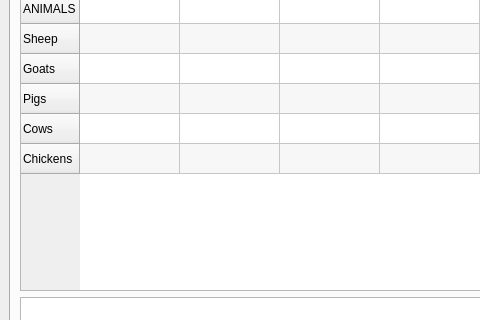
Old version of the form src/ui/lamainformbase.ui in the repository arkygeek/landuseanalyst; both pictures show x 0 to 480 and y 249 to 569 of the 962 by 685 pixel window.
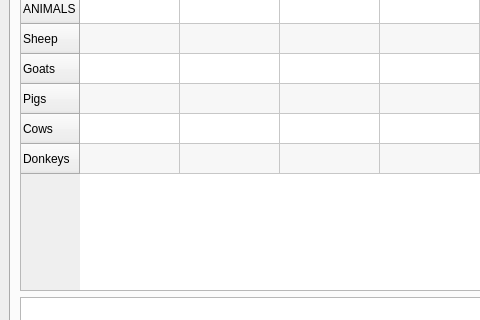
New version of the form. The open tabs and pages were chosen to show the change. Icons and pictures are not drawn.

Commit message: tiny irrelevant fixer upper

```diff
--- a/src/ui/lamainformbase.ui
+++ b/src/ui/lamainformbase.ui
@@ -5985,7 +5985,7 @@
          </row>
          <row>
           <property name="text" >
-           <string>Chickens</string>
+           <string>Donkeys</string>
           </property>
           <property name="icon" >
            <iconset resource="../resources/resources.qrc" >:/chicken.png</iconset>
```
Left out of the diff: 4 changed lines with no effect on the pictures.
